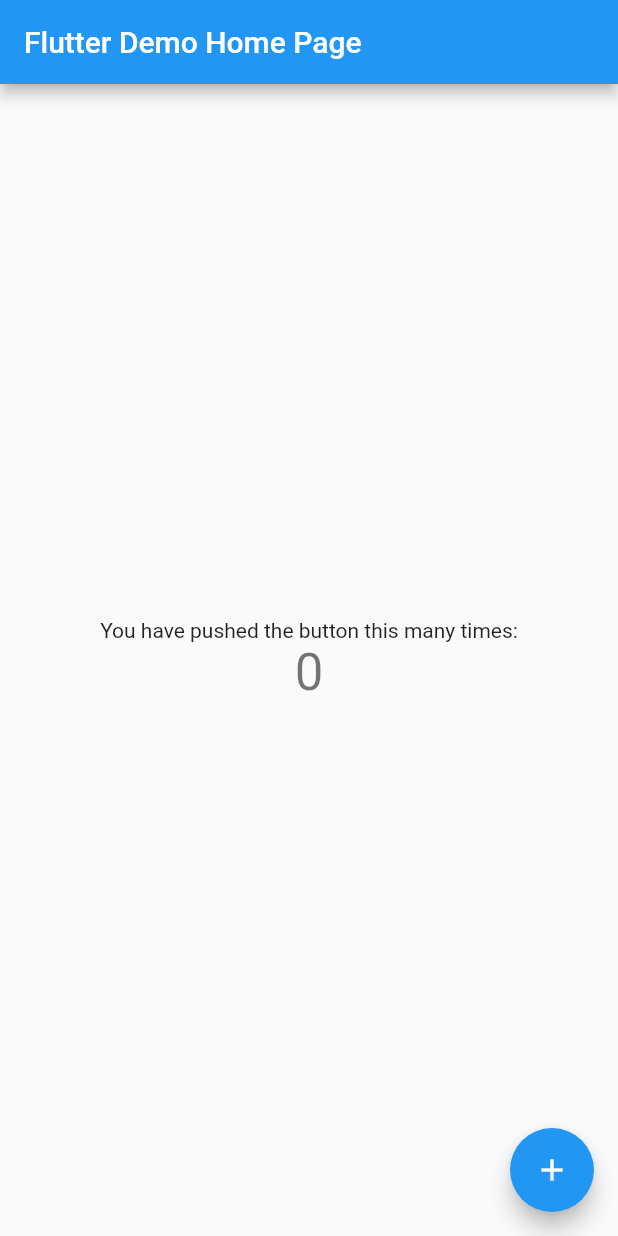
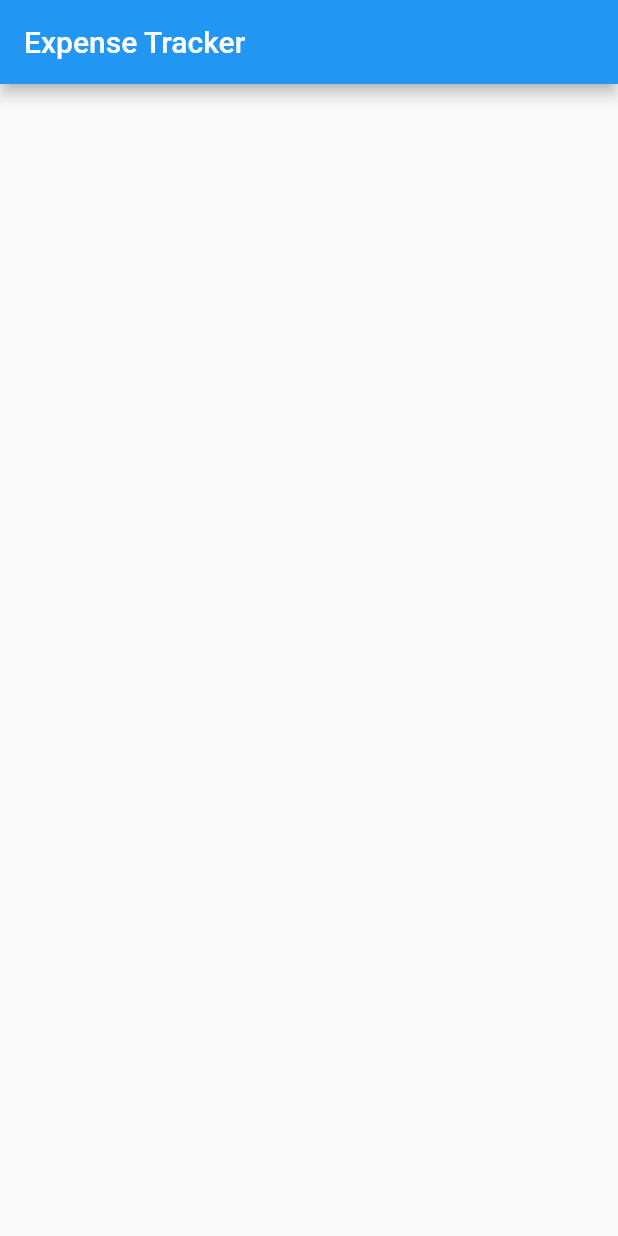
Before and after one commit to jnav24/flutter_expense, a Flutter app: the screen it shows after launch, on a phone screen of 412 x 824 dp. Run offline on Flutter 3.47's test engine with Material 2 defaults, Android fonts, the phone set to English and light mode, and no system bars.

Commit message:
remove boilerplate code

```diff
--- /dev/null
+++ b/lib/home.dart
@@ -0,0 +1,13 @@
+import 'package:flutter/material.dart';
+
+class Home extends StatelessWidget {
+	@override
+	Widget build(BuildContext context) {
+		return Scaffold(
+			appBar: AppBar(
+				title: Text('Expense Tracker'),
+			),
+			body: Center(),
+		);
+	}
+}
--- a/lib/main.dart
+++ b/lib/main.dart
@@ -1,111 +1,17 @@
 import 'package:flutter/material.dart';
+import './home.dart';
 
 void main() => runApp(MyApp());
 
 class MyApp extends StatelessWidget {
-	// This widget is the root of your application.
 	@override
 	Widget build(BuildContext context) {
 		return MaterialApp(
 			title: 'Flutter Demo',
 			theme: ThemeData(
-				// This is the theme of your application.
-				//
-				// Try running your application with "flutter run". You'll see the
-				// application has a blue toolbar. Then, without quitting the app, try
-				// changing the primarySwatch below to Colors.green and then invoke
-				// "hot reload" (press "r" in the console where you ran "flutter run",
-				// or simply save your changes to "hot reload" in a Flutter IDE).
-				// Notice that the counter didn't reset back to zero; the application
-				// is not restarted.
 				primarySwatch: Colors.blue,
 			),
-			home: MyHomePage(title: 'Flutter Demo Home Page'),
+			home: Home(),
 		);
 	}
 }
-
-class MyHomePage extends StatefulWidget {
-	MyHomePage({Key key, this.title}) : super(key: key);
-
-	// This widget is the home page of your application. It is stateful, meaning
-	// that it has a State object (defined below) that contains fields that affect
-	// how it looks.
-
-	// This class is the configuration for the state. It holds the values (in this
-	// case the title) provided by the parent (in this case the App widget) and
-	// used by the build method of the State. Fields in a Widget subclass are
-	// always marked "final".
-
-	final String title;
-
-	@override
-	_MyHomePageState createState() => _MyHomePageState();
-}
-
-class _MyHomePageState extends State<MyHomePage> {
-	int _counter = 0;
-
-	void _incrementCounter() {
-		setState(() {
-			// This call to setState tells the Flutter framework that something has
-			// changed in this State, which causes it to rerun the build method below
-			// so that the display can reflect the updated values. If we changed
-			// _counter without calling setState(), then the build method would not be
-			// called again, and so nothing would appear to happen.
-			_counter++;
-		});
-	}
-
-	@override
-	Widget build(BuildContext context) {
-		// This method is rerun every time setState is called, for instance as done
-		// by the _incrementCounter method above.
-		//
-		// The Flutter framework has been optimized to make rerunning build methods
-		// fast, so that you can just rebuild anything that needs updating rather
-		// than having to individually change instances of widgets.
-		return Scaffold(
-			appBar: AppBar(
-				// Here we take the value from the MyHomePage object that was created by
-				// the App.build method, and use it to set our appbar title.
-				title: Text(widget.title),
-			),
-			body: Center(
-				// Center is a layout widget. It takes a single child and positions it
-				// in the middle of the parent.
-				child: Column(
-					// Column is also layout widget. It takes a list of children and
-					// arranges them vertically. By default, it sizes itself to fit its
-					// children horizontally, and tries to be as tall as its parent.
-					//
-					// Invoke "debug painting" (press "p" in the console, choose the
-					// "Toggle Debug Paint" action from the Flutter Inspector in Android
-					// Studio, or the "Toggle Debug Paint" command in Visual Studio Code)
-					// to see the wireframe for each widget.
-					//
-					// Column has various properties to control how it sizes itself and
-					// how it positions its children. Here we use mainAxisAlignment to
-					// center the children vertically; the main axis here is the vertical
-					// axis because Columns are vertical (the cross axis would be
-					// horizontal).
-					mainAxisAlignment: MainAxisAlignment.center,
-					children: <Widget>[
-						Text(
-							'You have pushed the button this many times:',
-						),
-						Text(
-							'$_counter',
-							style: Theme.of(context).textTheme.display1,
-						),
-					],
-				),
-			),
-			floatingActionButton: FloatingActionButton(
-				onPressed: _incrementCounter,
-				tooltip: 'Increment',
-				child: Icon(Icons.add),
-			), // This trailing comma makes auto-formatting nicer for build methods.
-		);
-	}
-}
```
